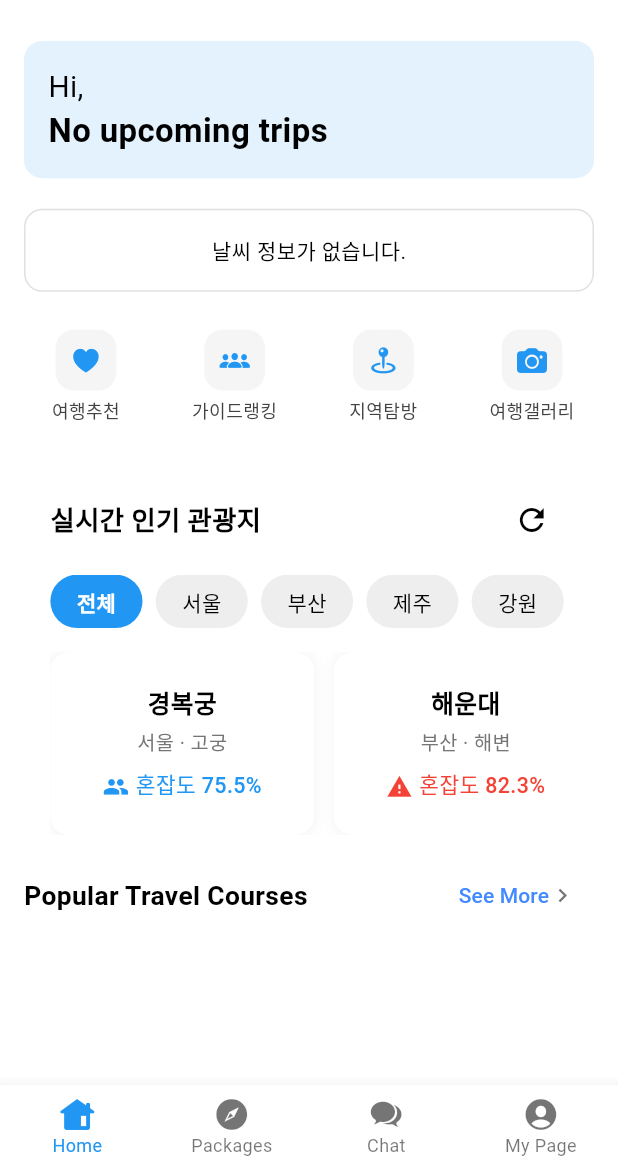
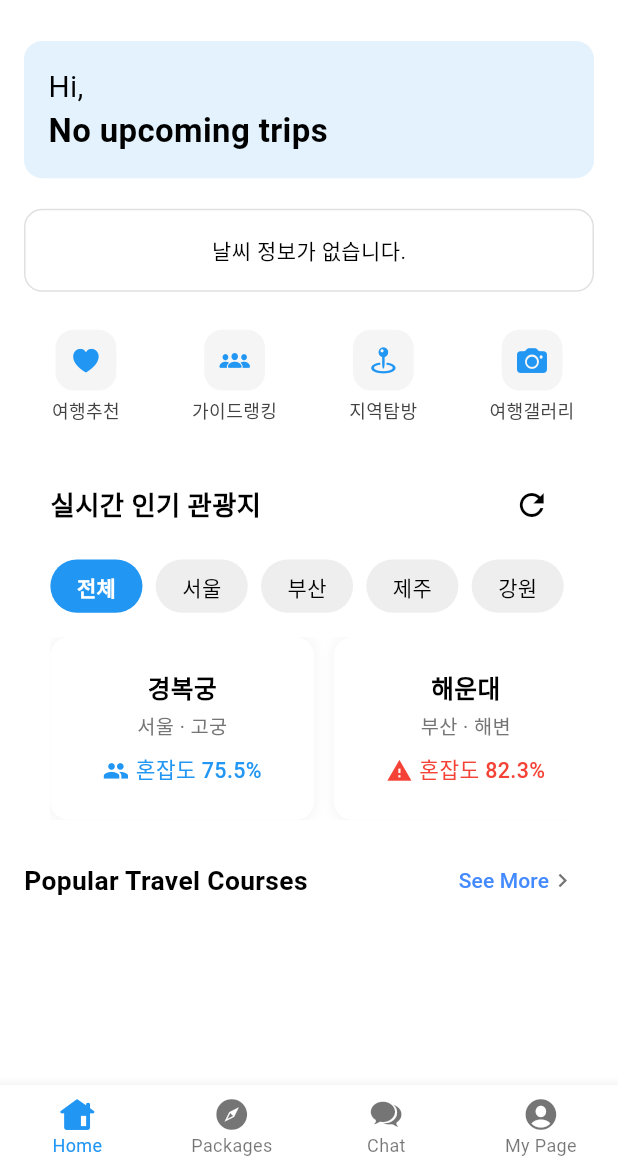
Before and after one commit to peteryu24/TravelOn, a Flutter app: the HomeScreen screen opened by its route, on a phone screen of 412 x 824 dp, the part 67-1236 px from its top. Run offline on Flutter 3.47's test engine with Material 3 defaults, Android fonts, the light colour scheme and no system bars; our stand-ins replace cached_network_image, cloud_firestore, easy_localization, equatable, firebase_auth, firebase_core and 12 more; missing offline and left inert: firebase_app_check, flutter_naver_map, kakao_flutter_sdk_common, kakao_flutter_sdk_user; accounts and stored records are empty; network calls fail.

Commit message:
design: 홈 화면 간격 수정

```diff
--- a/lib/features/home/presentation/screens/home_screen.dart
+++ b/lib/features/home/presentation/screens/home_screen.dart
@@ -148,7 +148,7 @@ class _HomeScreenState extends State<HomeScreen> {
                   ),
                 ],
               ),
-              SizedBox(height: 10.h),
+              // SizedBox(height: 10.h),
               const TourismDensityWidget(),
               Row(
                 mainAxisAlignment: MainAxisAlignment.spaceBetween,
```
